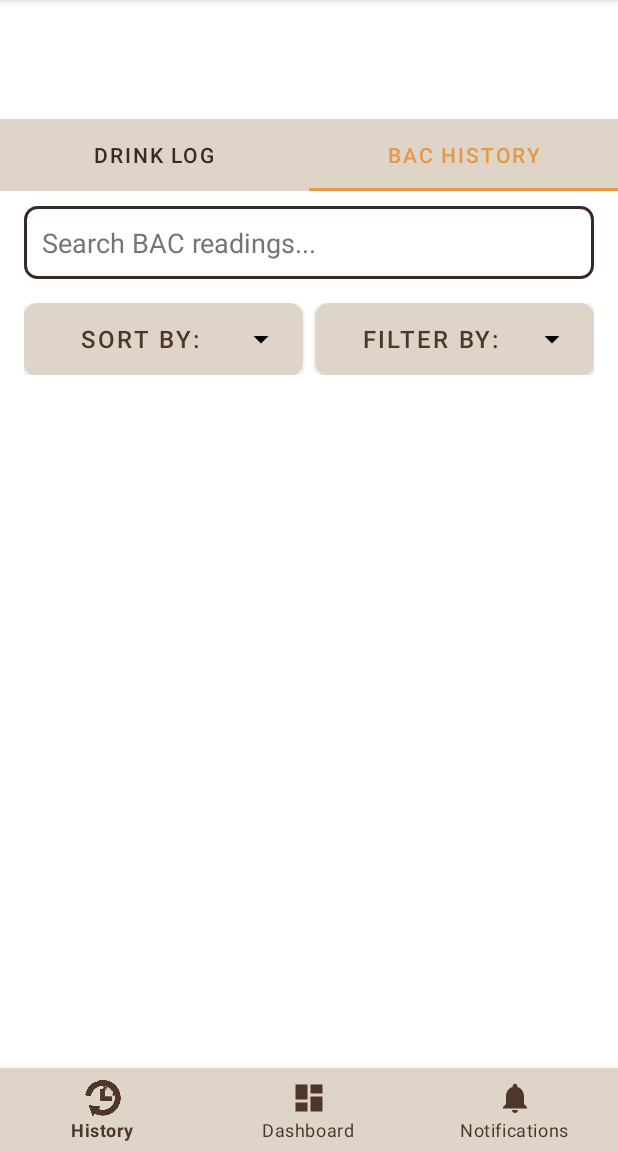
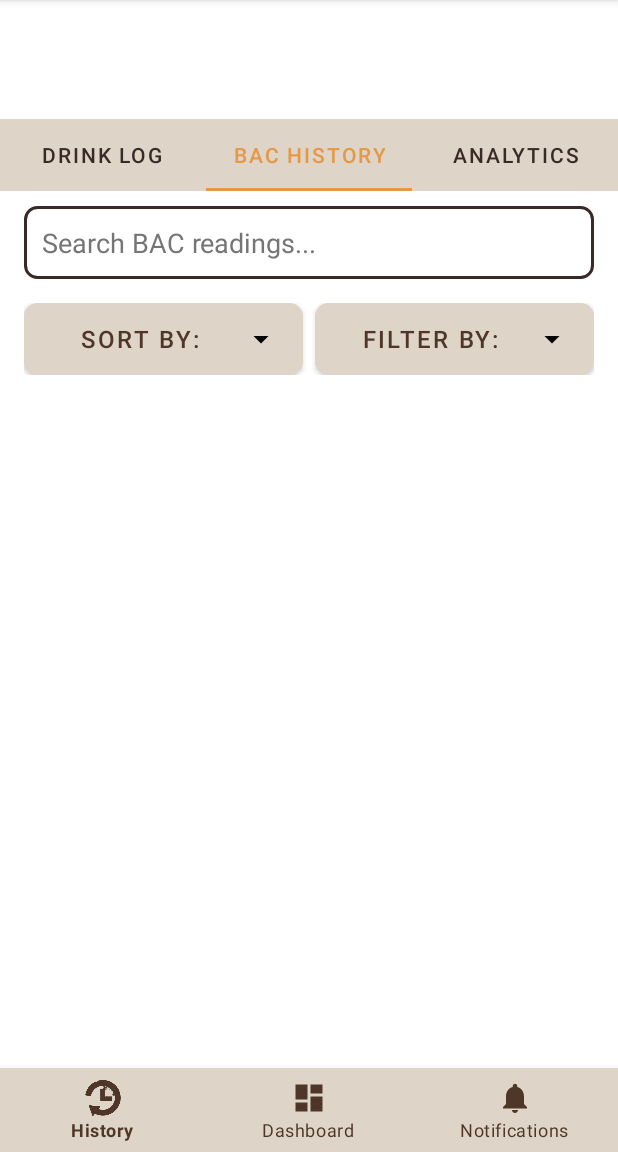
Before and after one commit to COEN-ELEC-390-Team-16-Winter-2025/Android-Application, an Android app: the HomeFragment screen opened directly, with no data from a screen before it, tab 2 chosen, on a phone screen of 412 x 824 dp, the part 84-1236 px from its top. Run offline under Robolectric (Android 15) with nearby library versions, the phone set to English and light mode, and no system bars; our stand-ins replace Firebase (no records; nobody signed in at launch, a user with empty details on screens opened directly), navigation-ui; Roboto replaces fonts that are not available here; 1 statement that could not run was skipped.

Commit message:
Analytics tab added.

```diff
--- a/app/src/main/java/com/drinkwise/app/ui/home/HomeFragment.java
+++ b/app/src/main/java/com/drinkwise/app/ui/home/HomeFragment.java
@@ -43,6 +43,9 @@ public class HomeFragment extends Fragment {
                 case 1:
                     tab.setText("BAC History");
                     break;
+                case 2:
+                    tab.setText("Analytics");
+                    break;
             }
         }).attach();
     }
--- a/app/src/main/java/com/drinkwise/app/ui/home/ViewPagerAdapter.java
+++ b/app/src/main/java/com/drinkwise/app/ui/home/ViewPagerAdapter.java
@@ -4,6 +4,8 @@ import androidx.annotation.NonNull;
 import androidx.fragment.app.Fragment;
 import androidx.fragment.app.FragmentActivity;
 import androidx.viewpager2.adapter.FragmentStateAdapter;
+
+import com.drinkwise.app.ui.home.analytics.AnalyticsFragment;
 import com.drinkwise.app.ui.home.bachistory.BacHistoryFragment;
 import com.drinkwise.app.ui.home.drinklog.DrinkLogFragment;
 
@@ -21,6 +23,8 @@ public class ViewPagerAdapter extends FragmentStateAdapter {
                 return new DrinkLogFragment();
             case 1:
                 return new BacHistoryFragment();
+            case 2:
+                return new AnalyticsFragment();
             default:
                 throw new IllegalArgumentException("Invalid position: " + position);
         }
@@ -28,6 +32,6 @@ public class ViewPagerAdapter extends FragmentStateAdapter {
 
     @Override
     public int getItemCount() {
-        return 2; // Number of tabs
+        return 3; // Number of tabs
     }
 }
--- /dev/null
+++ b/app/src/main/java/com/drinkwise/app/ui/home/analytics/AnalyticsFragment.java
@@ -0,0 +1,24 @@
+package com.drinkwise.app.ui.home.analytics;
+
+import android.os.Bundle;
+import android.view.LayoutInflater;
+import android.view.View;
+import android.view.ViewGroup;
+
+import androidx.fragment.app.Fragment;
+
+import com.drinkwise.app.R;
+
+public class AnalyticsFragment extends Fragment {
+
+    public AnalyticsFragment() {
+        // Required empty public constructor
+    }
+
+    @Override
+    public View onCreateView(LayoutInflater inflater, ViewGroup container,
+                             Bundle savedInstanceState) {
+        // Inflate your fragment layout
+        return inflater.inflate(R.layout.fragment_analytics, container, false);
+    }
+}
--- a/app/src/main/res/layout/fragment_bac_history.xml
+++ b/app/src/main/res/layout/fragment_bac_history.xml
@@ -55,14 +55,16 @@
             android:drawablePadding="8dp" />
         </LinearLayout>
 
+
+
     <!-- List of BAC Readings -->
     <androidx.recyclerview.widget.RecyclerView
         android:id="@+id/bacHistoryRecyclerView"
-        android:layout_width="match_parent"
-        android:layout_height="match_parent"
+        android:layout_width="384dp"
+        android:layout_height="526dp"
         android:layout_below="@id/sortingFilteringLayout"
         android:layout_marginTop="16dp"
-        android:padding="8dp"
-        android:clipToPadding="false" />
+        android:clipToPadding="false"
+        android:padding="8dp" />
 
 </RelativeLayout>
--- a/app/src/main/res/layout/fragment_home.xml
+++ b/app/src/main/res/layout/fragment_home.xml
@@ -2,6 +2,7 @@
     android:layout_width="match_parent"
     android:layout_height="match_parent"
     android:layout_marginTop="?attr/actionBarSize"
+    android:layout_marginBottom="82dp"
     android:paddingTop="23dp"
     xmlns:app="http://schemas.android.com/apk/res-auto"
     android:orientation="vertical"
```
Also changed, not shown: app/src/main/res/layout/fragment_analytics.xml (added, +14 -0 lines), app/src/main/res/drawable/ic_analytics.png (added).
